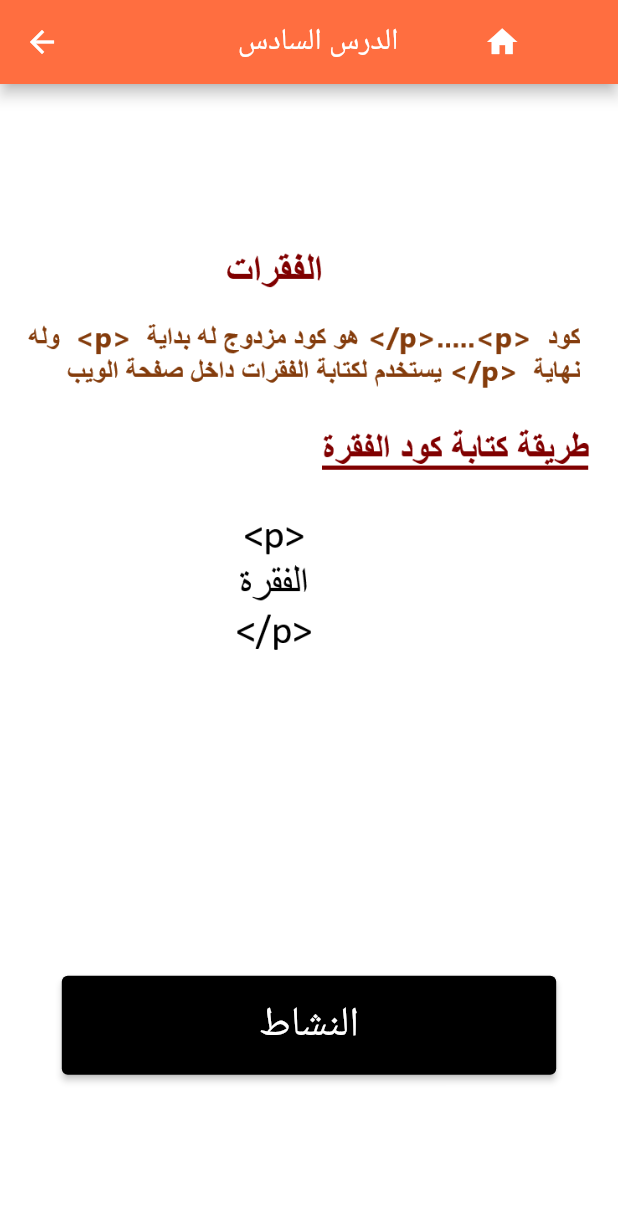
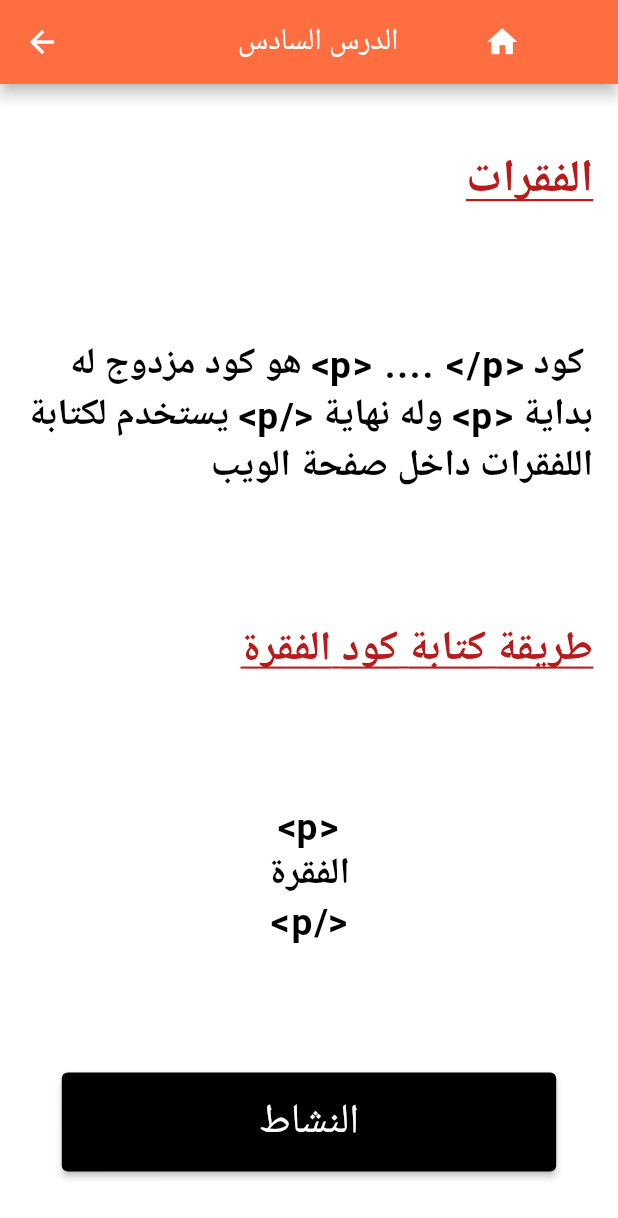
Before and after one commit to AnasKhaled1876/Intro-to-HTML, a Flutter app: the LessonsPage screen opened directly, after a tap on "الدرس السادس", on a phone screen of 412 x 824 dp. Shown: the top 1218 px of the screen. Run offline on Flutter 3.47's test engine with Material 2 defaults, Android fonts, the phone set to English and light mode, and no system bars; our stand-ins replace cloud_firestore, firebase_core, shared_preferences, sizer, sqflite, youtube_player_flutter; accounts and stored records are empty.

Commit message:
Styling Lesson Six Study and Widget borders

```diff
--- a/lib/first_lesson_page.dart
+++ b/lib/first_lesson_page.dart
@@ -240,7 +240,10 @@ class MatchItem extends StatelessWidget {
   @override
   Widget build(BuildContext context) {
     return Container(
-      color: Colors.blueGrey,
+      decoration: const BoxDecoration(
+          borderRadius: BorderRadius.all(Radius.circular(8)),
+          color: Colors.blueGrey
+      ),
       width: 29.w,
       height: 6.h,
       child: Center(
--- a/lib/lesson_five_page.dart
+++ b/lib/lesson_five_page.dart
@@ -200,6 +200,7 @@ class _LessonFiveActivityState extends State<LessonFiveActivity> {
           ],
         ),
       );
+      myChoices.add(SizedBox(height: 2.h,));
     }
     return myChoices;
   }
--- a/lib/lesson_six_page.dart
+++ b/lib/lesson_six_page.dart
@@ -21,15 +21,21 @@ class LessonSixStudy extends StatelessWidget {
         ),
         title: Row(
           children: [
-            SizedBox(width: 21.w,),
+            SizedBox(
+              width: 21.w,
+            ),
             const Text("الدرس السادس"),
-            SizedBox(width: 11.w,),
+            SizedBox(
+              width: 11.w,
+            ),
             Align(
               alignment: Alignment.centerRight,
               child: IconButton(
                 onPressed: () {
-                  Navigator.push(context,
-                      MaterialPageRoute(builder: (context) => const MainPage()));
+                  Navigator.push(
+                      context,
+                      MaterialPageRoute(
+                          builder: (context) => const MainPage()));
                 },
                 icon: const Icon(Icons.home),
               ),
@@ -43,8 +49,51 @@ class LessonSixStudy extends StatelessWidget {
         child: Column(
           mainAxisAlignment: MainAxisAlignment.spaceAround,
           children: <Widget>[
-            Center(
-              child: Image.asset("assets/lesson6.png"),
+            Align(
+              alignment: Alignment.centerRight,
+              child: Text(
+                "الفقرات",
+                textDirection: TextDirection.rtl,
+                style: TextStyle(
+                    fontSize: 22.sp,
+                    decoration: TextDecoration.underline,
+                    fontWeight: FontWeight.bold,
+                    color: Colors.red[900]),
+              ),
+            ),
+            Text(
+              " كود <p> .... </p> هو كود مزدوج له بداية <p> وله نهاية </p> يستخدم لكتابة اللفقرات داخل صفحة الويب ",
+              textDirection: TextDirection.rtl,
+              style: TextStyle(
+                  fontSize: 18.sp,
+                  color: Colors.black,
+                  letterSpacing: 1.2,
+                  fontWeight: FontWeight.w600),
+            ),
+            Align(
+              alignment: Alignment.centerRight,
+              child: Text(
+                "طريقة كتابة كود الفقرة",
+                textDirection: TextDirection.rtl,
+                style: TextStyle(
+                    fontSize: 20.sp,
+                    decoration: TextDecoration.underline,
+                    fontWeight: FontWeight.bold,
+                    color: Colors.red[900]),
+              ),
+            ),
+            Align(
+              alignment: Alignment.center,
+              child: Text(
+                "<p>\nالفقرة\n</p>",
+                textAlign: TextAlign.center,
+                textDirection: TextDirection.rtl,
+                style: TextStyle(
+                    fontSize: 18.sp,
+                    color: Colors.black,
+                    letterSpacing: 1.2,
+                    fontWeight: FontWeight.w600),
+              ),
             ),
             ElevatedButton(
               onPressed: () {
@@ -93,15 +142,21 @@ class _LessonSixActivityState extends State<LessonSixActivity> {
         ),
         title: Row(
           children: [
-            SizedBox(width: 26.w,),
+            SizedBox(
+              width: 26.w,
+            ),
             const Text("النشاط"),
-            SizedBox(width: 22.w,),
+            SizedBox(
+              width: 22.w,
+            ),
             Align(
               alignment: Alignment.centerRight,
               child: IconButton(
                 onPressed: () {
-                  Navigator.push(context,
-                      MaterialPageRoute(builder: (context) => const MainPage()));
+                  Navigator.push(
+                      context,
+                      MaterialPageRoute(
+                          builder: (context) => const MainPage()));
                 },
                 icon: const Icon(Icons.home),
               ),
--- a/lib/lessons_page.dart
+++ b/lib/lessons_page.dart
@@ -34,17 +34,29 @@ class _LessonsPageState extends State<LessonsPage> {
         margin: EdgeInsets.symmetric(horizontal: 3.h),
         child: ListView(
           children: <Widget>[
-            SizedBox(height: 3.h,),
+            SizedBox(
+              height: 3.h,
+            ),
             LessonTile("الدرس الأول", const LessonOneStudy()),
-            SizedBox(height: 3.h,),
+            SizedBox(
+              height: 3.h,
+            ),
             LessonTile("الدرس الثاني", const LessonTwoStudy()),
-            SizedBox(height: 3.h,),
+            SizedBox(
+              height: 3.h,
+            ),
             LessonTile("الدرس الثالث", const LessonThreeStudy()),
-            SizedBox(height: 3.h,),
+            SizedBox(
+              height: 3.h,
+            ),
             LessonTile("الدرس الرابع", const LessonFourStudy()),
-            SizedBox(height: 3.h,),
+            SizedBox(
+              height: 3.h,
+            ),
             LessonTile("الدرس الخامس", const LessonFiveStudy()),
-            SizedBox(height: 3.h,),
+            SizedBox(
+              height: 3.h,
+            ),
             LessonTile("الدرس السادس", const LessonSixStudy()),
           ],
         ),
@@ -67,17 +79,18 @@ class LessonTile extends StatelessWidget {
             context, MaterialPageRoute(builder: (context) => widget));
       },
       style: ElevatedButton.styleFrom(
-          primary: Colors.blueGrey.withOpacity(0.6),
-          minimumSize: Size(80.w, 6.h)),
+        primary: Colors.blueGrey.withOpacity(0.6),
+        minimumSize: Size(80.w, 6.h),
+        shape: RoundedRectangleBorder(
+            borderRadius: BorderRadius.circular(15.0),
+        ),
+      ),
       child: ListTile(
         title: Text(
           lessonNumber,
           textDirection: TextDirection.rtl,
-          style: const TextStyle(
-              color: Colors.white,
-              fontWeight: FontWeight.bold,
-              fontSize: 20.0
-          ),
+          style: TextStyle(
+              color: Colors.white, fontWeight: FontWeight.bold, fontSize: 20.sp),
         ),
       ),
     );
--- a/lib/second_lesson.dart
+++ b/lib/second_lesson.dart
@@ -132,6 +132,7 @@ class _LessonTwoActivityState extends State<LessonTwoActivity> {
           ],
         ),
       );
+      myChoices.add(SizedBox(height: 2.h,));
     }
     return myChoices;
   }
@@ -451,7 +452,10 @@ class MatchItemLevelTwo extends StatelessWidget {
   @override
   Widget build(BuildContext context) {
     return Container(
-      color: Colors.blueGrey,
+      decoration: const BoxDecoration(
+        borderRadius: BorderRadius.all(Radius.circular(8)),
+        color: Colors.blueGrey
+      ),
       width: 29.w,
       height: 4.h,
       child: Center(
```
